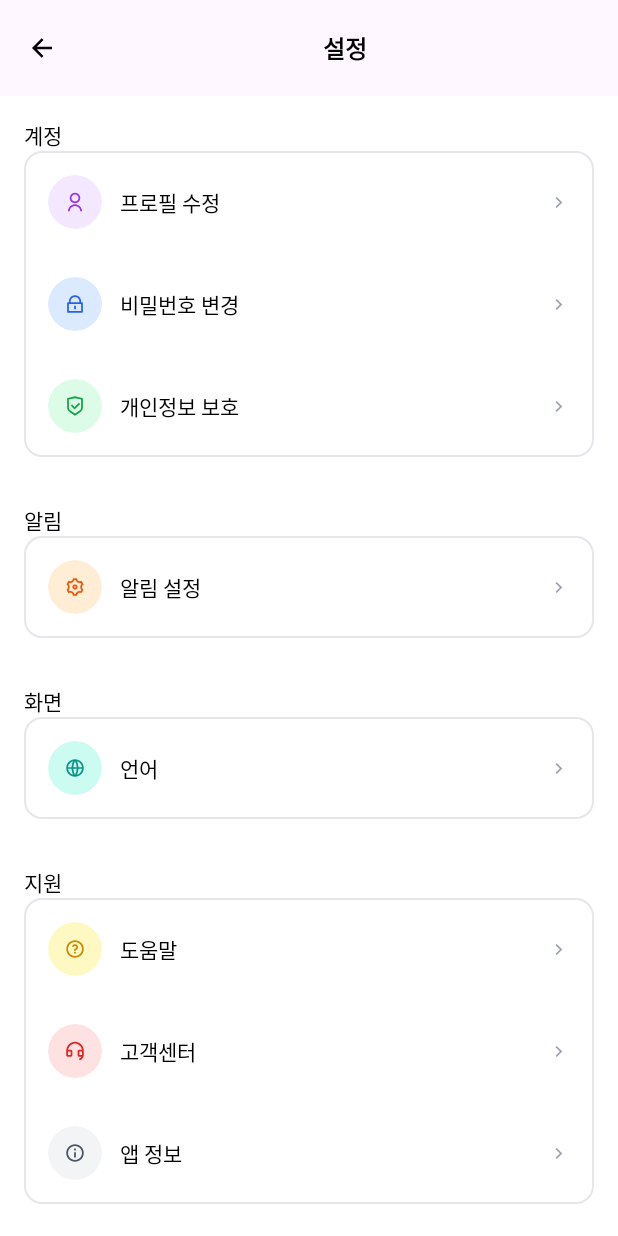
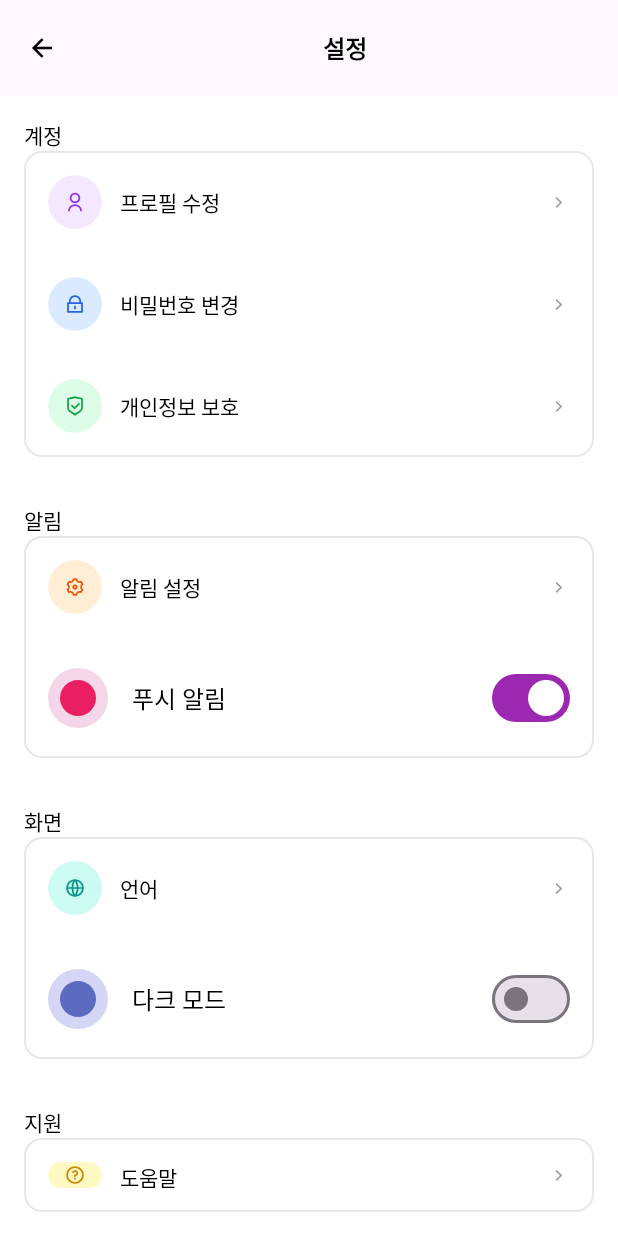
Before and after one commit to jskjw157/FanPulse, an Android app built with Jetpack Compose: the @Preview function SettingsScreenPreview, on a phone screen of 412 x 824 dp. Run offline under Robolectric (Android 15) with nearby library versions, the light colour scheme and no system bars.

Commit message:
MyScreen UI 수정

```diff
--- a/FanPulse_AOS/app/src/main/java/com/aos/fanpulse/presentation/navigation/NavGraph.kt
+++ b/FanPulse_AOS/app/src/main/java/com/aos/fanpulse/presentation/navigation/NavGraph.kt
@@ -45,7 +45,9 @@ fun NavGraph(
                 )
             }
             composable(MainTabScreen.Voting.route) { VotingScreen() }
-            composable(MainTabScreen.My.route) { MyScreen() }
+            composable(MainTabScreen.My.route) { MyScreen(
+                { NavigationActions(navController).navigateSettings() }
+            )}
         }
 
         composable(SubScreen.CommunityPost.route) {
@@ -63,5 +65,11 @@ fun NavGraph(
                 navController.popBackStack()
             },{})
         }
+
+        composable (SubScreen.Settings.route){
+            SettingsScreen({
+                navController.popBackStack()
+            })
+        }
     }
 }
--- a/FanPulse_AOS/app/src/main/java/com/aos/fanpulse/presentation/navigation/Navigation.kt
+++ b/FanPulse_AOS/app/src/main/java/com/aos/fanpulse/presentation/navigation/Navigation.kt
@@ -24,6 +24,7 @@ sealed class SubScreen(route: String) : Screen(route) {
     object Login : SubScreen("login")
     object CommunityPost : SubScreen("community_post")
     object CommunityPostDetail : SubScreen("community_post_detail")
+    object Settings : SubScreen("settings")
 
     object Detail : SubScreen("detail/{taskId}?title={title}") {
         fun createRoute(taskId: Int, title: String): String {
@@ -48,4 +49,9 @@ class NavigationActions(private val navController: NavHostController){
             launchSingleTop = true
         }
     }
+    fun navigateSettings(){
+        navController.navigate(SubScreen.Settings.route){
+            launchSingleTop = true
+        }
+    }
 }
--- a/FanPulse_AOS/app/src/main/java/com/aos/fanpulse/presentation/settings/SettingsScreen.kt
+++ b/FanPulse_AOS/app/src/main/java/com/aos/fanpulse/presentation/settings/SettingsScreen.kt
@@ -4,6 +4,7 @@ import androidx.compose.foundation.Image
 import androidx.compose.foundation.background
 import androidx.compose.foundation.border
 import androidx.compose.foundation.layout.Arrangement
+import androidx.compose.foundation.layout.Box
 import androidx.compose.foundation.layout.Column
 import androidx.compose.foundation.layout.Row
 import androidx.compose.foundation.layout.Spacer
@@ -11,18 +12,32 @@ import androidx.compose.foundation.layout.fillMaxSize
 import androidx.compose.foundation.layout.fillMaxWidth
 import androidx.compose.foundation.layout.height
 import androidx.compose.foundation.layout.padding
+import androidx.compose.foundation.layout.size
 import androidx.compose.foundation.layout.width
+import androidx.compose.foundation.shape.CircleShape
 import androidx.compose.foundation.shape.RoundedCornerShape
+import androidx.compose.material.icons.Icons
+import androidx.compose.material3.Button
+import androidx.compose.material3.ButtonDefaults
 import androidx.compose.material3.ExperimentalMaterial3Api
 import androidx.compose.material3.Icon
 import androidx.compose.material3.IconButton
+import androidx.compose.material3.Switch
+import androidx.compose.material3.SwitchDefaults
 import androidx.compose.material3.Text
+import androidx.compose.material3.TextButton
 import androidx.compose.material3.TopAppBar
 import androidx.compose.runtime.Composable
+import androidx.compose.runtime.getValue
+import androidx.compose.runtime.mutableStateOf
+import androidx.compose.runtime.remember
+import androidx.compose.runtime.setValue
 import androidx.compose.ui.Alignment
 import androidx.compose.ui.Modifier
 import androidx.compose.ui.draw.clip
 import androidx.compose.ui.graphics.Color
+import androidx.compose.ui.graphics.painter.Painter
+import androidx.compose.ui.graphics.vector.ImageVector
 import androidx.compose.ui.layout.ContentScale
 import androidx.compose.ui.res.colorResource
 import androidx.compose.ui.res.painterResource
@@ -43,6 +58,10 @@ import java.nio.file.WatchEvent
 fun SettingsScreen (
     onCancel: () -> Unit,
 ){
+
+    var pushNotificationsEnabled by remember { mutableStateOf(true) }
+    var darkModeEnabled by remember { mutableStateOf(false) }
+
     val robotoBold16 = TextStyle(
         fontFamily = FontFamily.SansSerif, // Roboto 기본 적용
         fontWeight = FontWeight.W700,      // Bold
@@ -209,6 +228,14 @@ fun SettingsScreen (
                         contentDescription = null,
                         contentScale = ContentScale.Crop)
                 }
+                SettingsItemWithSwitch(
+                    icon = painterResource(id = R.drawable.icon_setting_6),
+                    iconBackgroundColor = Color(0xFFF5D5E8),
+                    iconTint = Color(0xFFE91E63),
+                    title = "푸시 알림",
+                    checked = pushNotificationsEnabled,
+                    onCheckedChange = { pushNotificationsEnabled = it }
+                )
             }
         }
         Column (
@@ -252,6 +279,14 @@ fun SettingsScreen (
                         contentDescription = null,
                         contentScale = ContentScale.Crop)
                 }
+                SettingsItemWithSwitch(
+                    icon = painterResource(id = R.drawable.icon_setting_6),
+                    iconBackgroundColor = Color(0xFFD5D5F5),
+                    iconTint = Color(0xFF5C6BC0),
+                    title = "다크 모드",
+                    checked = darkModeEnabled,
+                    onCheckedChange = { darkModeEnabled = it }
+                )
             }
         }
         Column (
@@ -341,8 +376,81 @@ fun SettingsScreen (
                 }
             }
         }
+        Button(
+            onClick = { /* 로그아웃 처리 */ },
+            modifier = Modifier
+                .fillMaxWidth()
+                .padding(horizontal = 16.dp)
+                .padding(top = 16.dp, bottom = 8.dp),
+            colors = ButtonDefaults.buttonColors(
+                containerColor = Color(0xFFEEEEEE),
+                contentColor = Color.Black
+            ),
+            shape = RoundedCornerShape(8.dp)
+        ) {
+            Text("로그아웃", modifier = Modifier.padding(vertical = 8.dp))
+        }
+        TextButton(
+            onClick = { /* 회원 탈퇴 처리 */ },
+            modifier = Modifier
+                .fillMaxWidth()
+                .padding(horizontal = 16.dp)
+                .padding(bottom = 16.dp)
+        ) {
+            Text("회원 탈퇴", color = Color.Red)
+        }
     }
 }
+
+@Composable
+fun SettingsItemWithSwitch(
+    icon: Painter,
+    iconBackgroundColor: Color,
+    iconTint: Color,
+    title: String,
+    checked: Boolean,
+    onCheckedChange: (Boolean) -> Unit
+) {
+    Row(
+        modifier = Modifier
+            .fillMaxWidth()
+            .padding(16.dp),
+        verticalAlignment = Alignment.CenterVertically
+    ) {
+        Box(
+            modifier = Modifier
+                .size(40.dp)
+                .clip(CircleShape)
+                .background(iconBackgroundColor),
+            contentAlignment = Alignment.Center
+        ) {
+            Icon(
+                painter = icon,
+                contentDescription = title,
+                tint = iconTint,
+                modifier = Modifier.size(24.dp)
+            )
+        }
+
+        Text(
+            text = title,
+            fontSize = 16.sp,
+            modifier = Modifier
+                .weight(1f)
+                .padding(start = 16.dp)
+        )
+
+        Switch(
+            checked = checked,
+            onCheckedChange = onCheckedChange,
+            colors = SwitchDefaults.colors(
+                checkedThumbColor = Color.White,
+                checkedTrackColor = Color(0xFF9C27B0)
+            )
+        )
+    }
+}
+
 @Preview(showBackground = true)
 @Composable
 fun SettingsScreenPreview() {
```
